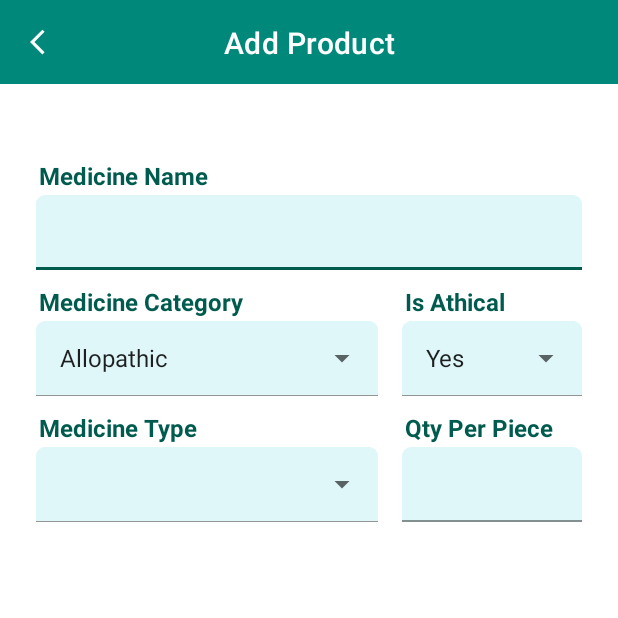
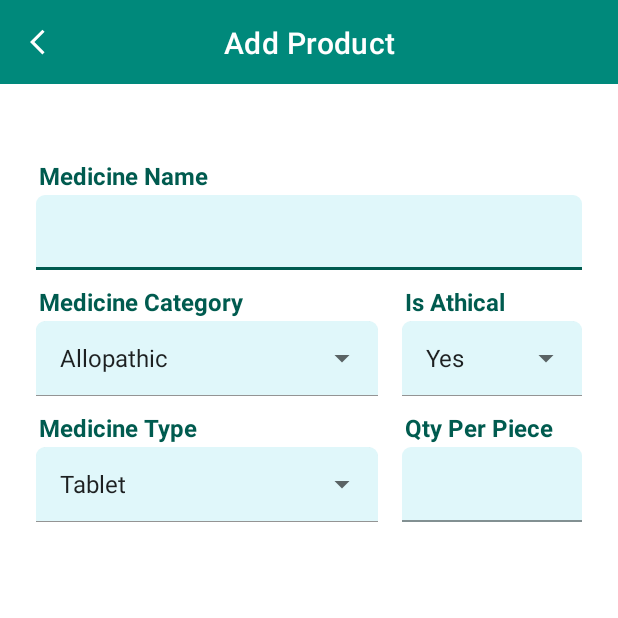
Before and after one commit to virendersran01/MediStore, an Android app: the AddMedicineFragment screen opened directly, with no data from a screen before it, on a phone screen of 412 x 824 dp, the top half of it. Run offline under Robolectric (Android 15) with nearby library versions, the phone set to English and light mode, and no system bars.

Commit message:
working on add medicine.

```diff
--- a/app/src/main/java/com/virtualstudios/medistore/ui/fragments/AddMedicineFragment.java
+++ b/app/src/main/java/com/virtualstudios/medistore/ui/fragments/AddMedicineFragment.java
@@ -18,9 +18,10 @@ import com.virtualstudios.medistore.R;
 public class AddMedicineFragment extends Fragment {
 
     private View rootView;
-    private Spinner spinnerCategory, spinnerIsAthical;
+    private Spinner spinnerCategory, spinnerIsAthical, spinnerType;
     private String[] categoryOptions= {"Allopathic", "Homeopathic", "Ayurvedic"};
     private String[] isAthicalOptions= {"Yes", "No"};
+    private String[] typeOptions= {"Tablet", "Capsule", "Syrup"};
 
     @Override
     public View onCreateView(@NonNull LayoutInflater inflater, ViewGroup container,
@@ -36,7 +37,9 @@ public class AddMedicineFragment extends Fragment {
         rootView.findViewById(R.id.imageBack).setOnClickListener(view -> requireActivity().onBackPressed());
         spinnerCategory = rootView.findViewById(R.id.spinnerCategory);
         spinnerIsAthical = rootView.findViewById(R.id.spinnerIsAthical);
+        spinnerType = rootView.findViewById(R.id.spinnerType);
         spinnerCategory.setAdapter(new ArrayAdapter<>(rootView.getContext(), android.R.layout.simple_list_item_1, categoryOptions));
         spinnerIsAthical.setAdapter(new ArrayAdapter<>(rootView.getContext(), android.R.layout.simple_list_item_1, isAthicalOptions));
+        spinnerType.setAdapter(new ArrayAdapter<>(rootView.getContext(), android.R.layout.simple_list_item_1, typeOptions));
     }
 }
--- a/app/src/main/java/com/virtualstudios/medistore/utils/SPreferences.java
+++ b/app/src/main/java/com/virtualstudios/medistore/utils/SPreferences.java
@@ -1,8 +1,11 @@
 package com.virtualstudios.medistore.utils;
 import android.content.Context;
 import android.content.SharedPreferences;
+import android.graphics.Color;
 
 import com.virtualstudios.medistore.data.models.User;
+
+import java.util.Random;
 
 public class SPreferences {
 
@@ -133,6 +136,8 @@ public class SPreferences {
         if (getLoginStatus()){
             User user = new User();
             user.setName(getUserName());
+            Random rnd = new Random();
+            user.setColor(Color.argb(255, rnd.nextInt(256), rnd.nextInt(256), rnd.nextInt(256)));
             return user;
         }
         return null;
--- a/app/src/main/res/values/colors.xml
+++ b/app/src/main/res/values/colors.xml
@@ -156,5 +156,5 @@
     <color name="tooltip_background_dark">#e6616161</color>
     <color name="tooltip_background_light">#e6ffffff</color>
     <color name="white">#ffffff</color>
-    <color name="border_color">@color/colorPrimary</color>
+    <color name="border_color">@color/colorWhite</color>
 </resources>
--- a/app/src/main/res/values/dimens.xml
+++ b/app/src/main/res/values/dimens.xml
@@ -1,5 +1,5 @@
 <?xml version="1.0" encoding="utf-8"?>
 <resources>
     <dimen name="avatar_size">80dp</dimen>
-    <dimen name="border_width">1dp</dimen>
+    <dimen name="border_width">4dp</dimen>
 </resources>
```
Also changed, not shown: app/src/main/java/com/virtualstudios/medistore/ui/customviews/AvatarView.java (+5 -5 lines).
